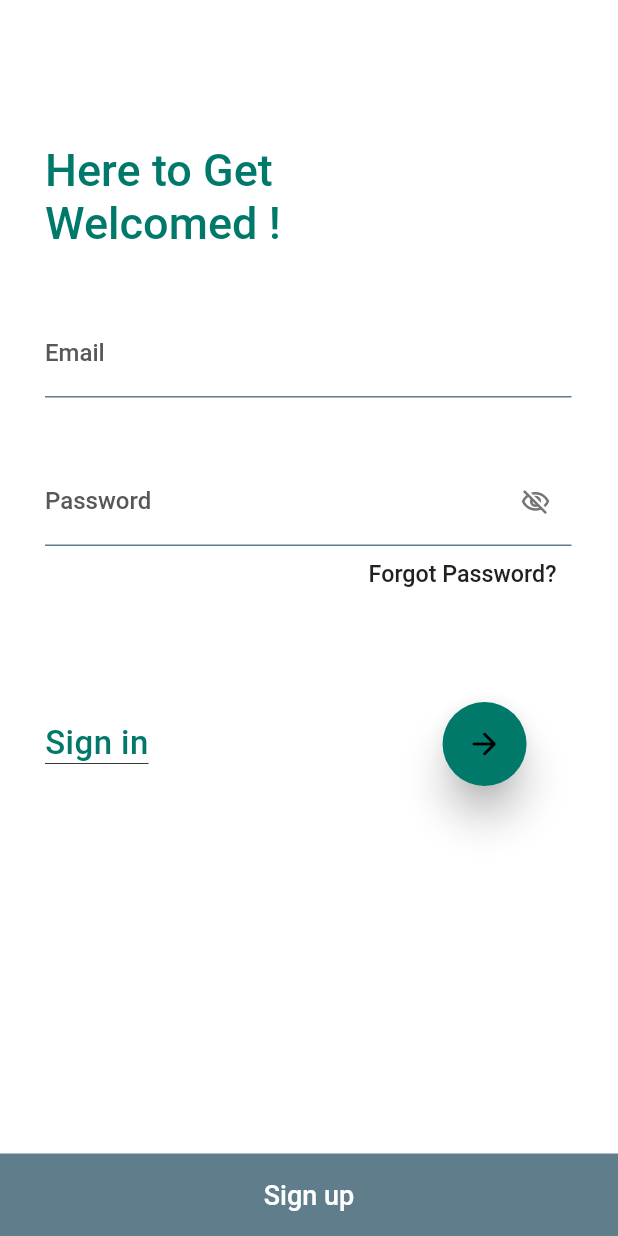
After one commit to sandeepraju124/SSSv1, a Flutter app: the screen it shows after launch, after a tap on "Sign in with Email", on a phone screen of 412 x 824 dp. The commit adds this screen. Run offline on Flutter 3.47's test engine with Material 2 defaults, Android fonts, the phone set to English and light mode, and no system bars; our stand-ins replace firebase_auth, firebase_core, font_awesome_flutter, gap, google_maps_flutter, google_sign_in and 2 more; accounts and stored records are empty; statements that could not run were skipped.

Commit message:
added validators

```diff
--- a/lib/login/authstate.dart
+++ b/lib/login/authstate.dart
@@ -2,9 +2,10 @@
 
 import 'package:flutter/material.dart';
 import 'package:sssv1/bottomnavpages/bottomnav.dart';
-import 'package:sssv1/screens/homepage.dart';
+import 'package:sssv1/login/login%20folder/newloginpage.dart';
+// import 'package:sssv1/screens/homepage.dart';
 
-import './login folder/loginpage.dart';
+// import './login folder/loginpage.dart';
 import 'package:firebase_auth/firebase_auth.dart';
 
 class AuthState extends StatelessWidget {
@@ -19,7 +20,7 @@ class AuthState extends StatelessWidget {
           if (snapshot.hasData) {
             return BottomNavPage();
           } else {
-            return LoginPage();
+            return NewLoginPage();
           }
         },
       ),
--- a/lib/login/initialpage.dart
+++ b/lib/login/initialpage.dart
@@ -200,13 +200,20 @@ class _InitialPageState extends State<InitialPage> {
   Widget build(BuildContext context) {
     return Scaffold(
       backgroundColor: Colors.white,
-      body: SafeArea(
+      body: SingleChildScrollView(
+        child: SafeArea(
+          child: Padding(
+            padding: const EdgeInsets.only(left: 10),
             child: Column(
-          // mainAxisAlignment: MainAxisAlignment.spaceAround,
+              // mainAxisAlignment: MainAxisAlignment.spaceArourend,
               crossAxisAlignment: CrossAxisAlignment.start,
               children: [
-            SizedBox(height: 20,),
-            Text(
+                SizedBox(
+                  height: 100,
+                ),
+                Padding(
+                  padding: const EdgeInsets.only(left: 10),
+                  child: Text(
                     'Welcome to our Application',
                     style: TextStyle(
 
@@ -216,15 +223,19 @@ class _InitialPageState extends State<InitialPage> {
                         fontSize: 24,
                         fontWeight: FontWeight.bold),
                   ),
+                ),
                 SizedBox(height: 10),
-            Text(
+                Padding(
+                  padding: const EdgeInsets.only(left: 10),
+                  child: Text(
                     'Create your Account',
                     style: TextStyle(
                         color: tgSecondaryText,
                         fontSize: 17,
                         fontWeight: FontWeight.bold),
                   ),
-            SizedBox(height: 50),
+                ),
+                SizedBox(height: 70),
                 Padding(
                   padding: const EdgeInsets.symmetric(vertical: 60.0),
                   child: Image.asset(
@@ -234,7 +245,7 @@ class _InitialPageState extends State<InitialPage> {
                   ),
                 ),
 
-            SizedBox(height: 30),
+                SizedBox(height: 40),
 
                 // sign in field//
 
@@ -295,7 +306,7 @@ class _InitialPageState extends State<InitialPage> {
 
                 // sign field??
                 GestureDetector(
-              onTap: (){
+                  onTap: () {
                     Navigators().navigatorPush(context, AuthState());
                   },
                   child: Container(
@@ -309,8 +320,8 @@ class _InitialPageState extends State<InitialPage> {
                     ),
                     child: Align(
                         alignment: Alignment.center,
-                          child: Text("Log in with Email", style: TextStyle(color: tgPrimaryText))),
-
+                        child: Text("Sign in with Email",
+                            style: TextStyle(color: tgPrimaryText))),
                   ),
                 ),
 
@@ -337,7 +348,7 @@ class _InitialPageState extends State<InitialPage> {
                 SizedBox(height: 10),
 
                 GestureDetector(
-              onTap: (){
+                  onTap: () {
                     final provider = Provider.of<GoogleSignInController>(
                         context,
                         listen: false);
@@ -352,7 +363,6 @@ class _InitialPageState extends State<InitialPage> {
                     //     MaterialPageRoute(builder: (context) {
                     //   return GloginIntialPage();
                     // }));
-
                   },
                   child: Container(
                     height: 40,
@@ -362,21 +372,25 @@ class _InitialPageState extends State<InitialPage> {
                       border: Border.all(color: tgDividerColor),
                       // color: Colors.
                     ),
-                        child:Align(
+                    child: Align(
                         alignment: Alignment.center,
                         child: Row(
                           mainAxisAlignment: MainAxisAlignment.center,
                           children: [
                             Padding(
                               padding: const EdgeInsets.all(5.0),
-                  child: Image.asset(height: 23, "images/Google.png"),
+                              child:
+                                  Image.asset(height: 23, "images/Google.png"),
                             ),
-                Text("Sign up with Google", style: TextStyle(color: tgPrimaryText)),
+                            Text("Sign up with Google",
+                                style: TextStyle(color: tgPrimaryText)),
                           ],
                         )),
                   ),
                 ),
               ],
+            ),
+          ),
         ),
       ),
     );
--- /dev/null
+++ b/lib/login/login folder/newloginpage.dart
@@ -0,0 +1,367 @@
+// ignore_for_file: prefer_const_constructors, prefer_const_literals_to_create_immutables
+
+import "package:flutter/foundation.dart";
+import "package:flutter/material.dart";
+import 'package:firebase_auth/firebase_auth.dart';
+import "package:sssv1/login/Signupfolder/signupauth.dart";
+
+import '../../utils/constants.dart';
+import '../forgotpwpage.dart';
+
+class NewLoginPage extends StatefulWidget {
+  const NewLoginPage({super.key});
+
+  @override
+  State<NewLoginPage> createState() => _NewLoginPageState();
+}
+
+class _NewLoginPageState extends State<NewLoginPage> {
+  final _emailcontroller = TextEditingController();
+  final _passwordcontroller = TextEditingController();
+
+  Future signIn() async {
+    try {
+      await FirebaseAuth.instance.signInWithEmailAndPassword(
+          email: _emailcontroller.text.trim(),
+          password: _passwordcontroller.text.trim());
+    } on FirebaseAuthException catch (e) {
+      if (kDebugMode) {
+        print(e);
+      }
+      showDialog(
+          context: context,
+          builder: (context) {
+            return AlertDialog(
+              content: Text(e.message.toString()),
+            );
+          });
+    }
+  }
+
+  @override
+  void dispose() {
+    _emailcontroller.dispose();
+    _passwordcontroller.dispose();
+
+    super.dispose();
+  }
+
+  final formkey = GlobalKey<FormState>();
+
+  final bool _isfocused = false;
+  bool passwordObscured = true;
+
+  // String correctPassword = "your_correct_password";
+
+  @override
+  Widget build(BuildContext context) {
+    return Scaffold(
+      backgroundColor: Colors.white,
+      appBar: AppBar(
+        elevation: 0,
+        backgroundColor: Colors.white,
+        // leading: IconButton(
+        //   onPressed: () {
+        //     Navigator.of(context).pop();
+        //   },
+        //   icon: Icon(Icons.arrow_back),
+        //   color: tgDarkPrimaryColor,
+        // ),
+      ),
+      body: SingleChildScrollView(
+        child: Container(
+            padding: const EdgeInsets.only(left: 30, right: 31),
+            child: Form(
+              key: formkey,
+              child: Column(
+                crossAxisAlignment: CrossAxisAlignment.start,
+                children: [
+                  SizedBox(height: 40),
+                  Text(
+                    "Here to Get",
+                    style: TextStyle(
+                        fontSize: 30,
+                        // color:
+                        //  Color(0xFF363f93)
+                        color: tgDarkPrimaryColor),
+                  ),
+                  Text(
+                    "Welcomed !",
+                    style: TextStyle(fontSize: 30, color: tgDarkPrimaryColor
+
+                        // color: Color(0xFF363f93)
+                        ),
+                  ),
+                  SizedBox(height: 40),
+
+                  TextFormField(
+                    controller: _emailcontroller,
+                    keyboardType: TextInputType.text,
+                    decoration: InputDecoration(
+                      labelText: "Email",
+                      labelStyle: TextStyle(
+                        color: _isfocused
+                            ? tgPrimaryColor
+                            : secondaryColor40LightTheme,
+                      ),
+                      enabledBorder: UnderlineInputBorder(
+                        borderSide: BorderSide(color: tgAccentColor),
+                      ),
+                      focusedBorder: UnderlineInputBorder(
+                        borderSide: BorderSide(color: Colors.black87),
+                      ),
+                    ),
+                    // validator: (value) {
+                    //   if (value!.isEmpty ||
+                    //       !RegExp(r'^[\w-\.]+@([\w-]+\.)+[\w]{2,4}')
+                    //           .hasMatch(value)) {
+                    //     return " Enter correct mail";
+                    //   } else {
+                    //     return null;
+                    //   }
+                    // },
+
+                    // validator: (value) {
+                    //   if (value!.isEmpty) {
+                    //     return "Enter your mail";
+                    //   }
+                    //   bool emailValid = RegExp(
+                    //     r"^[a-zA-Z0-9.a-zA-Z0-9.!#$%&'*+-/=?^_`{|}~]+@[a-zA-Z0-9]+\.[a-zA-Z]+").hasMatch(value);
+                    //     if(!emailValid){
+                    //       return"Enter valid email";
+                    //     }
+                    //   )
+                    // },
+
+                    validator: (value) {
+                      if (value!.isEmpty) {
+                        return "Enter E-mail";
+                      }
+                      bool emailValid = RegExp(
+                              r"^[a-zA-Z0-9.a-zA-Z0-9.!#$%&'*+-/=?^_`{|}~]+@[a-zA-Z0-9]+\.[a-zA-Z]+")
+                          .hasMatch(value);
+                      if (!emailValid) {
+                        return "Enter valid email";
+                      }
+                      return null;
+                    },
+                  ),
+
+                  SizedBox(
+                    height: 40,
+                  ),
+
+                  ////////// passsword field /////////
+
+                  TextFormField(
+                    controller: _passwordcontroller,
+                    keyboardType: TextInputType.number,
+                    obscureText: passwordObscured,
+                    decoration: InputDecoration(
+                      labelText: "Password",
+                      labelStyle: TextStyle(
+                        // color: _isfocused
+                        //     ? tgPrimaryColor
+                        //     : tgAccentColor,
+                        color: secondaryColor40LightTheme,
+                      ),
+                      enabledBorder: UnderlineInputBorder(
+                        borderSide: BorderSide(color: tgAccentColor),
+                      ),
+                      focusedBorder: UnderlineInputBorder(
+                        borderSide: BorderSide(color: Colors.black87),
+                      ),
+                      suffixIcon: GestureDetector(
+                        onTap: () {
+                          setState(() {
+                            passwordObscured = !passwordObscured;
+                          });
+                        },
+                        child: Icon(
+                          passwordObscured
+                              ? Icons.visibility_off_outlined
+                              : Icons.visibility,
+                          color: Colors.grey.shade600,
+                          size: 20.0,
+                        ),
+                      ),
+                    ),
+                    validator: (value) {
+                      if (value!.isEmpty) {
+                        return "Enter password";
+                      } else if (_passwordcontroller.text.length < 6) {
+                        return "Password should be more than 6 characters";
+                      }
+                      return null;
+                    },
+                  ),
+
+                  SizedBox(height: 10),
+
+                  ////////// forgot pasww/////////////
+
+                  Padding(
+                    padding: const EdgeInsets.symmetric(horizontal: 10),
+                    child: Row(
+                      mainAxisAlignment: MainAxisAlignment.end,
+                      children: [
+                        GestureDetector(
+                          onTap: () {
+                            Navigator.push(context,
+                                MaterialPageRoute(builder: (context) {
+                              return ForgotPasswordPage();
+                            }));
+                          },
+                          child: Text(
+                            "Forgot Password?",
+                            style: TextStyle(
+                              color: tgPrimaryText,
+                              fontSize: 15.5,
+                              // fontWeight: FontWeight.bold
+                            ),
+                          ),
+                        ),
+                      ],
+                    ),
+                  ),
+
+                  SizedBox(height: 70),
+
+                  Row(
+                    children: [
+                      Container(
+                        child: Text(
+                          'Sign in',
+                          style: TextStyle(
+                              color: tgDarkPrimaryColor,
+                              fontSize: 22,
+                              fontWeight: FontWeight.w600,
+                              letterSpacing: 0.3),
+                        ),
+                        decoration: BoxDecoration(
+                          border: Border(
+                            bottom: BorderSide(
+                              color: tgPrimaryText,
+                              width: 0.6,
+                            ),
+                          ),
+                        ),
+                      ),
+                      // ElevatedButton.icon(
+                      //   onPressed: () {},
+                      //   icon: Icon(Icons.arrow_forward_rounded),
+                      //   label: Text('Sign in'),
+                      // ),
+                      SizedBox(width: 190),
+
+                      Container(
+                        decoration: ShapeDecoration(
+                            shape: CircleBorder(
+                                side: BorderSide(
+                                    color: Colors.transparent, width: 6))),
+                        child: FloatingActionButton(
+                          backgroundColor: tgDarkPrimaryColor,
+                          onPressed: () async {
+                            if (formkey.currentState!.validate()) {
+                              await signIn();
+                            }
+                          },
+                          child: Icon(Icons.arrow_forward_rounded,
+                              color: Colors.black),
+                          elevation: 11,
+                          // foregroundColor: Colors.redAccent,
+                        ),
+                      )
+                    ],
+                  ),
+
+                  SizedBox(height: 170),
+
+                  /////////////signup  field //////////
+
+                  // Row(
+                  //   children: [
+                  //     Text(
+                  //       'Here for the First time?  --->>> ',
+                  //       style: TextStyle(color: tgPrimaryText, fontSize: 16),
+                  //     ),
+
+                  //     SizedBox(width: 40),
+
+                  //     GestureDetector(
+                  //       onTap: () {
+                  //         Navigator.of(context)
+                  //             .push(MaterialPageRoute(builder: (context) {
+                  //           return Signupauth();
+                  //         }));
+                  //       },
+                  //       child: Container(
+                  //         child: Text(
+                  //           "Sign up ",
+                  //           style: TextStyle(
+                  //               color: tgDarkPrimaryColor, fontSize: 21),
+                  //         ),
+                  //         decoration: BoxDecoration(
+                  //           border: Border(
+                  //             bottom: BorderSide(
+                  //               color: tgPrimaryText,
+                  //               width: 0.6,
+                  //             ),
+                  //           ),
+                  //         ),
+                  //       ),
+                  //     ),
+
+                  //     /////////// forgot pw field //////
+
+                  //     // GestureDetector(
+                  //     //   onTap: () {
+                  //     //     Navigator.of(context)
+                  //     //         .push(MaterialPageRoute(builder: (context) {
+                  //     //       return ForgotPasswordPage();
+                  //     //     }));
+                  //     //   },
+                  //     //   child: Padding(
+                  //     //     padding: const EdgeInsets.symmetric(horizontal: 10),
+                  //     //     child: Row(
+                  //     //       mainAxisAlignment: MainAxisAlignment.end,
+                  //     //       children: [
+                  //     //         Text(
+                  //     //           "Forgot Your Password?",
+                  //     //           style: TextStyle(
+                  //     //             color: tgPrimaryText,
+                  //     //             fontSize: 15,
+
+                  //     //             // fontWeight: FontWeight.bold
+                  //     //           ),
+                  //     //         ),
+                  //     //       ],
+                  //     //     ),
+                  //     //   ),
+                  //     // ),
+                  //   ],
+                  // )
+                ],
+              ),
+            )),
+      ),
+      bottomNavigationBar: InkWell(
+        onTap: () {
+          Navigator.of(context).push(MaterialPageRoute(builder: (context) {
+            return Signupauth();
+          }));
+        },
+        child: Container(
+          height: 55,
+          width: double.infinity,
+          color: tgAccentColor,
+          child: Center(
+              child: Text(
+            "Sign up",
+            style: TextStyle(color: Colors.white, fontSize: 18),
+          )),
+        ),
+      ),
+    );
+  }
+}
```
Also changed, not shown: lib/login/Signupfolder/newsignuppage.dart (+67 -24 lines), lib/login/forgotpwpage.dart (+7 -7 lines), lib/screens/RealEstateProfile.dart (+10 -9 lines). Lines whose indentation alone changed are shown as unchanged.
